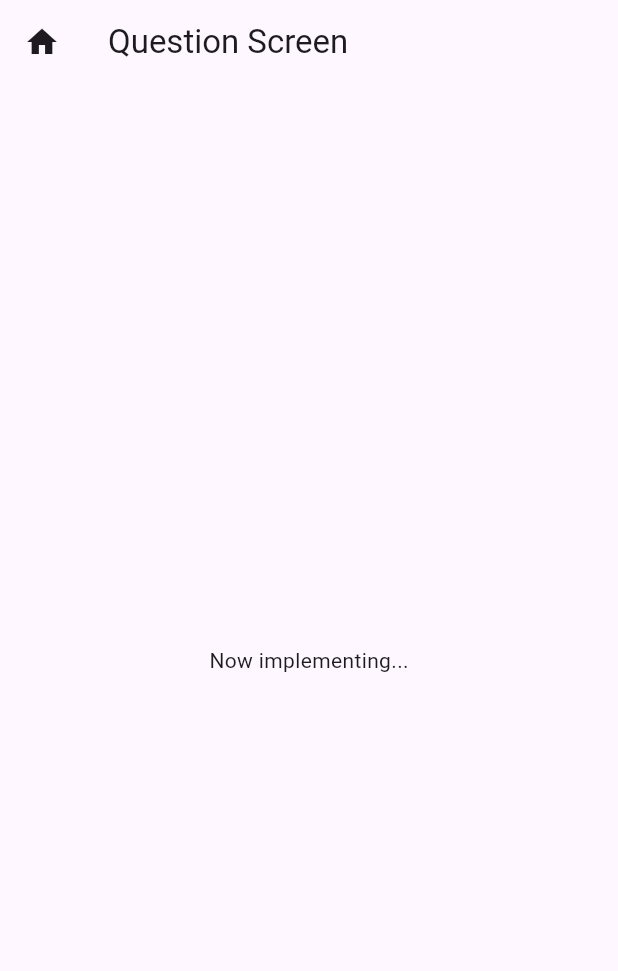
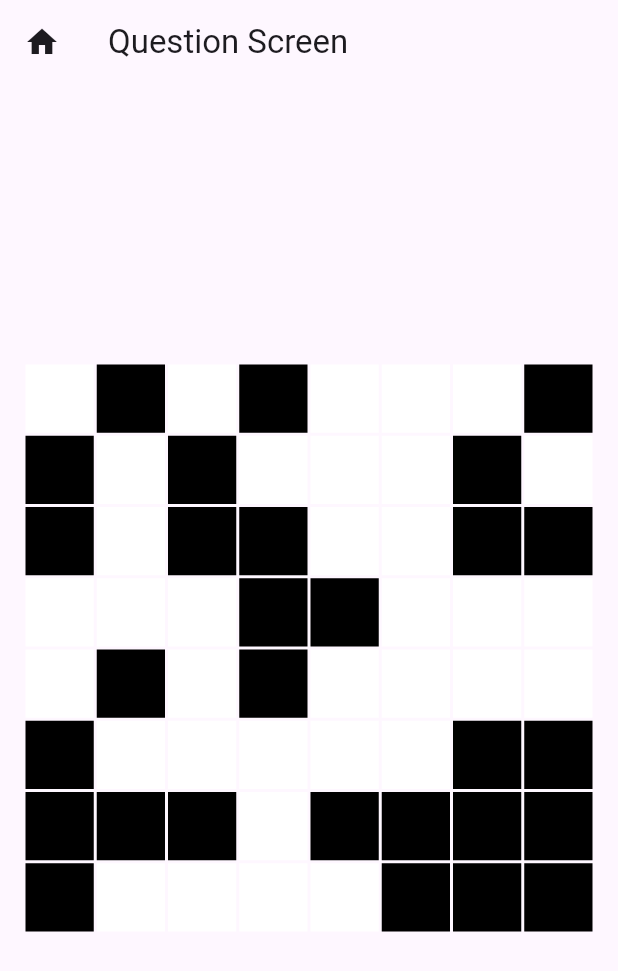
Before and after one commit to k0kishima/mind_grid, a Flutter app: the QuestionScreen screen opened by its route, on a phone screen of 412 x 824 dp. Shown: the top 971 px of the screen. Run offline on Flutter 3.47's test engine with Material 3 defaults, Android fonts, the phone set to English and light mode, and no system bars; our stand-ins replace flutter_riverpod, go_router; missing offline and left inert: widgetbook_annotation.

Commit message:
Scaffolding grid creation

```diff
--- a/lib/src/view/play/question_screen.dart
+++ b/lib/src/view/play/question_screen.dart
@@ -1,12 +1,29 @@
+import 'dart:math';
 import 'package:flutter/material.dart';
 import 'package:flutter_riverpod/flutter_riverpod.dart';
 import 'package:go_router/go_router.dart';
+import 'package:mind_grid/src/models/grid_color.dart';
+import 'package:mind_grid/src/providers/setting.dart';
+import 'package:mind_grid/src/widgets/grid.dart';
 
 class QuestionScreen extends ConsumerWidget {
   const QuestionScreen({super.key});
 
   @override
   Widget build(BuildContext context, WidgetRef ref) {
+    final settings = ref.watch(settingProvider);
+    final gridWidth = settings.gridWidth;
+    final gridHeight = settings.gridHeight;
+
+    final random = Random();
+    final gridData = List.generate(
+      gridHeight,
+      (row) => List.generate(
+        gridWidth,
+        (col) => random.nextBool() ? GridColor.white : GridColor.black,
+      ),
+    );
+
     return Scaffold(
       appBar: AppBar(
         title: const Text('Question Screen'),
@@ -17,8 +34,27 @@ class QuestionScreen extends ConsumerWidget {
           },
         ),
       ),
-      body: const Center(
-        child: Text('Now implementing...'),
+      body: LayoutBuilder(
+        builder: (context, constraints) {
+          final double cellSize = (constraints.maxWidth / gridWidth) - 2;
+          final totalHeight = cellSize * gridHeight;
+
+          return Padding(
+            padding: const EdgeInsets.all(16.0),
+            child: Center(
+              child: ConstrainedBox(
+                constraints: BoxConstraints(
+                  maxHeight: totalHeight,
+                ),
+                child: Grid(
+                  gridData: gridData,
+                  rows: gridHeight,
+                  columns: gridWidth,
+                ),
+              ),
+            ),
+          );
+        },
       ),
     );
   }
--- a/lib/src/widgets/grid.dart
+++ b/lib/src/widgets/grid.dart
@@ -34,7 +34,10 @@ class Grid extends StatelessWidget {
   Widget build(BuildContext context) {
     return LayoutBuilder(
       builder: (context, constraints) {
-        final double cellSize = (constraints.maxWidth / columns) - 2;
+        final double maxCellWidth = (constraints.maxWidth / columns) - 2;
+        final double maxCellHeight = (constraints.maxHeight / rows) - 2;
+        final double cellSize =
+            maxCellWidth < maxCellHeight ? maxCellWidth : maxCellHeight;
 
         return Column(
           children: List.generate(rows, (rowIndex) {
```
Also changed, not shown: lib/src/view/home/home_screen.dart (+16 -10 lines).
